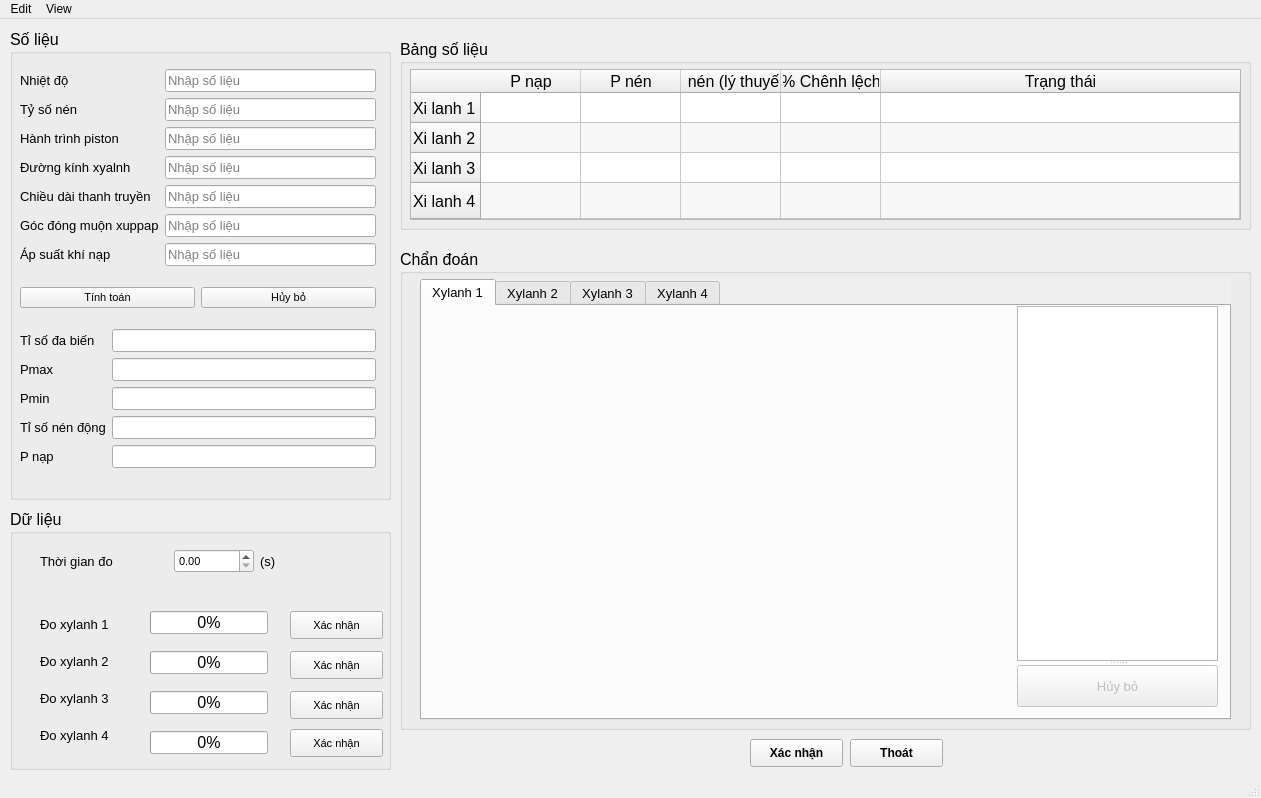
Above: GUI/GUImain.ui from Phamthinh02/Luan_van before the change. Below: the same form after it.
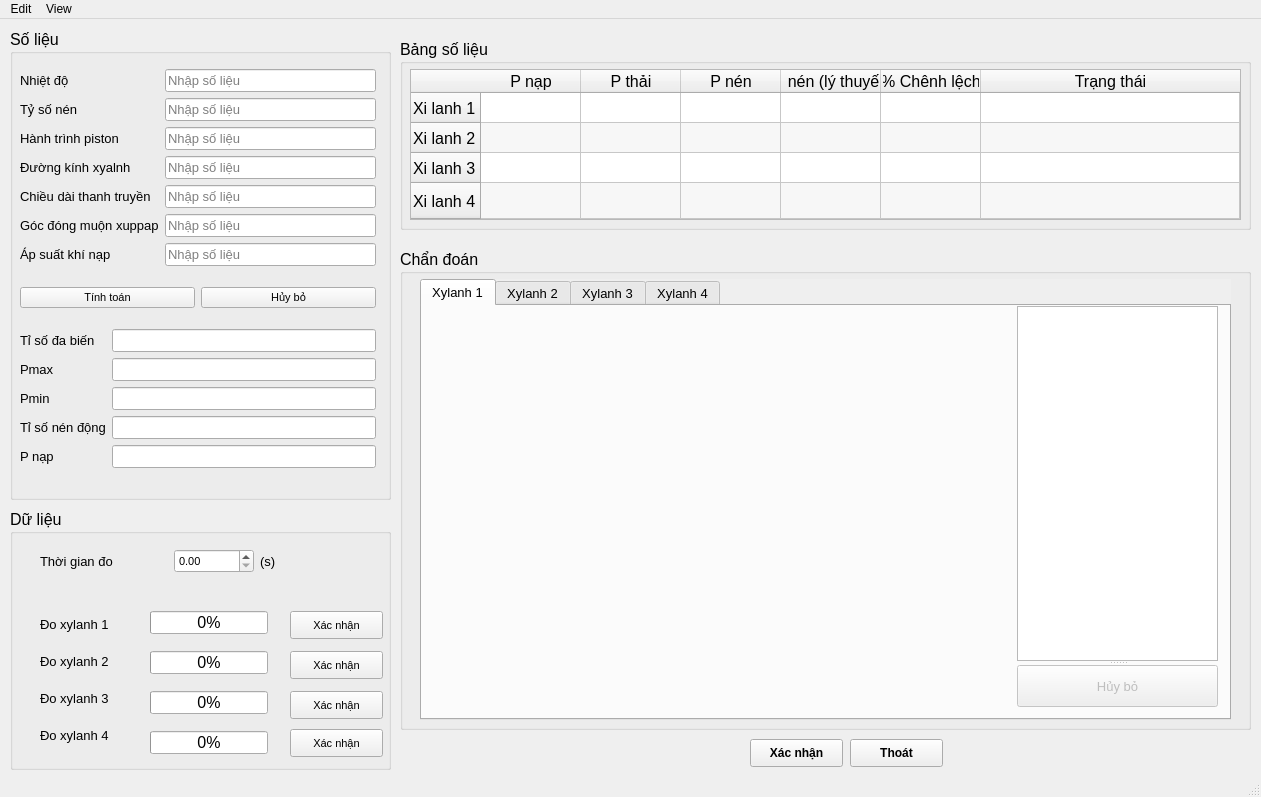
That is the form after the change.

What changed in the file:
```diff
--- a/GUI/GUImain.ui
+++ b/GUI/GUImain.ui
@@ -7,7 +7,7 @@
     <x>0</x>
     <y>0</y>
     <width>1261</width>
-    <height>798</height>
+    <height>797</height>
    </rect>
   </property>
   <property name="windowTitle">
@@ -755,6 +755,11 @@
        <string>P nạp</string>
       </property>
      </column>
+     <column>
+      <property name="text">
+       <string>P thải</string>
+      </property>
+     </column>
      <column>
       <property name="text">
        <string>P nén</string>
@@ -783,14 +788,6 @@
        <set>ItemIsSelectable|ItemIsDragEnabled|ItemIsDropEnabled|ItemIsUserCheckable|ItemIsEnabled</set>
       </property>
      </item>
-     <item row="0" column="1">
-      <property name="text">
-       <string/>
-      </property>
-      <property name="flags">
-       <set>ItemIsSelectable|ItemIsDragEnabled|ItemIsDropEnabled|ItemIsUserCheckable|ItemIsEnabled</set>
-      </property>
-     </item>
      <item row="0" column="2">
       <property name="text">
        <string/>
@@ -815,7 +812,7 @@
        <set>ItemIsSelectable|ItemIsDragEnabled|ItemIsDropEnabled|ItemIsUserCheckable|ItemIsEnabled</set>
       </property>
      </item>
-     <item row="1" column="0">
+     <item row="0" column="5">
       <property name="text">
        <string/>
       </property>
@@ -823,7 +820,7 @@
        <set>ItemIsSelectable|ItemIsDragEnabled|ItemIsDropEnabled|ItemIsUserCheckable|ItemIsEnabled</set>
       </property>
      </item>
-     <item row="1" column="1">
+     <item row="1" column="0">
       <property name="text">
        <string/>
       </property>
@@ -855,7 +852,7 @@
        <set>ItemIsSelectable|ItemIsDragEnabled|ItemIsDropEnabled|ItemIsUserCheckable|ItemIsEnabled</set>
       </property>
      </item>
-     <item row="2" column="0">
+     <item row="1" column="5">
       <property name="text">
        <string/>
       </property>
@@ -863,7 +860,7 @@
        <set>ItemIsSelectable|ItemIsDragEnabled|ItemIsDropEnabled|ItemIsUserCheckable|ItemIsEnabled</set>
       </property>
      </item>
-     <item row="2" column="1">
+     <item row="2" column="0">
       <property name="text">
        <string/>
       </property>
@@ -895,7 +892,7 @@
        <set>ItemIsSelectable|ItemIsDragEnabled|ItemIsDropEnabled|ItemIsUserCheckable|ItemIsEnabled</set>
       </property>
      </item>
-     <item row="3" column="0">
+     <item row="2" column="5">
       <property name="text">
        <string/>
       </property>
@@ -903,7 +900,7 @@
        <set>ItemIsSelectable|ItemIsDragEnabled|ItemIsDropEnabled|ItemIsUserCheckable|ItemIsEnabled</set>
       </property>
      </item>
-     <item row="3" column="1">
+     <item row="3" column="0">
       <property name="text">
        <string/>
       </property>
@@ -935,6 +932,14 @@
        <set>ItemIsSelectable|ItemIsDragEnabled|ItemIsDropEnabled|ItemIsUserCheckable|ItemIsEnabled</set>
       </property>
      </item>
+     <item row="3" column="5">
+      <property name="text">
+       <string/>
+      </property>
+      <property name="flags">
+       <set>ItemIsSelectable|ItemIsDragEnabled|ItemIsDropEnabled|ItemIsUserCheckable|ItemIsEnabled</set>
+      </property>
+     </item>
     </widget>
    </widget>
    <widget class="QPushButton" name="BT_cancel">
```
